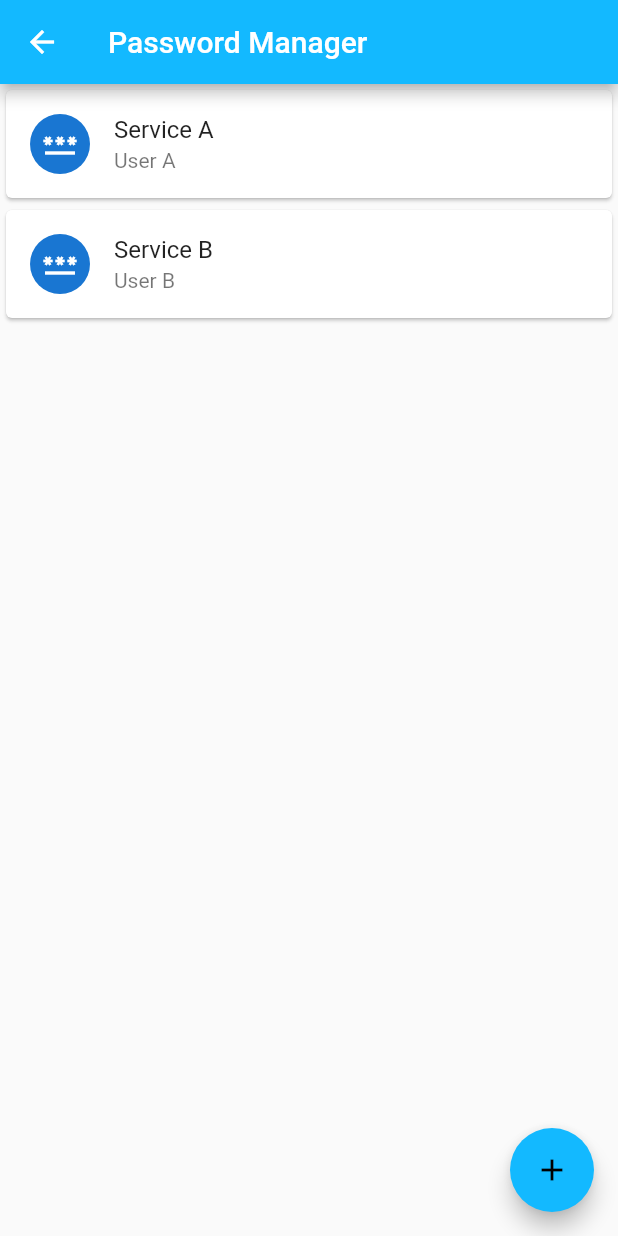
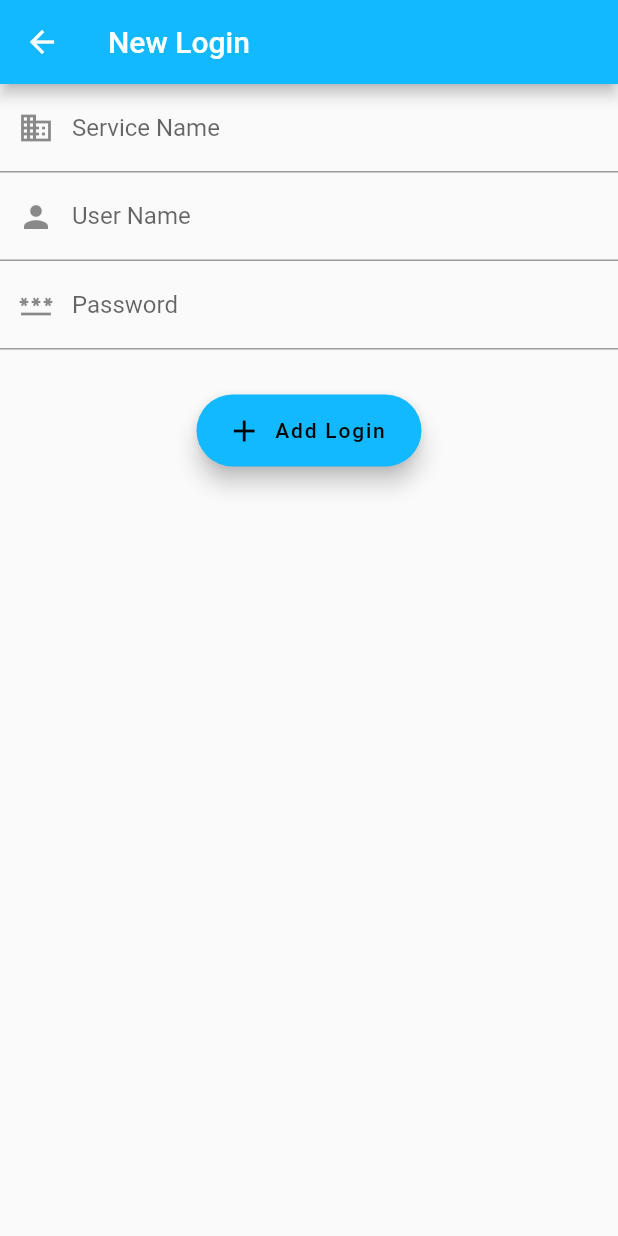
Before and after one commit to dmiedev/password_manager, a Flutter app: the _HomeView screen opened directly, after a tap on the "add" icon, on a phone screen of 412 x 824 dp. Run offline on Flutter 3.47's test engine with Material 2 defaults, Android fonts, the light colour scheme and no system bars; our stand-ins replace bloc, equatable, flutter_bloc; generated files the repository leaves out were written again; statements that could not run were skipped.

Commit message:
feat: add login addition page (#7)
* feat: implement login addition page

* feat: add login addition bloc

* feat: implement login addition page

```diff
--- a/lib/home/view/home_page.dart
+++ b/lib/home/view/home_page.dart
@@ -2,6 +2,7 @@ import 'package:flutter/material.dart';
 import 'package:flutter_bloc/flutter_bloc.dart';
 import 'package:password_manager/home/bloc/home_bloc.dart';
 import 'package:password_manager/home/widgets/widgets.dart';
+import 'package:password_manager/login_addition/view/login_addition_page.dart';
 
 class HomePage extends StatelessWidget {
   const HomePage({super.key});
@@ -25,7 +26,7 @@ class _HomeView extends StatelessWidget {
         appBar: AppBar(
           title: const Text('Password Manager'),
         ),
-        floatingActionButton: _buildFloatingActionButton(state),
+        floatingActionButton: _buildFloatingActionButton(context, state),
         body: _buildBody(context, state),
       ),
     );
@@ -50,15 +51,17 @@ class _HomeView extends StatelessWidget {
     }
   }
 
-  Widget? _buildFloatingActionButton(HomeState state) {
+  Widget? _buildFloatingActionButton(BuildContext context, HomeState state) {
     if (state is! HomeLoadSuccess) {
       return null;
     }
     return FloatingActionButton(
-      onPressed: _handleAddButtonPress,
+      onPressed: () => _handleAddButtonPress(context),
       child: const Icon(Icons.add),
     );
   }
 
-  void _handleAddButtonPress() {}
+  void _handleAddButtonPress(BuildContext context) {
+    Navigator.of(context).push(LoginAdditionPage.route);
+  }
 }
--- /dev/null
+++ b/lib/login_addition/bloc/login_addition_bloc.dart
@@ -0,0 +1,24 @@
+import 'package:bloc/bloc.dart';
+import 'package:equatable/equatable.dart';
+
+part 'login_addition_event.dart';
+part 'login_addition_state.dart';
+
+class LoginAdditionBloc extends Bloc<LoginAdditionEvent, LoginAdditionState> {
+  LoginAdditionBloc() : super(const LoginAdditionInitial()) {
+    on<LoginAdditionCompleted>(_handleCompleted);
+  }
+
+  Future<void> _handleCompleted(
+    LoginAdditionCompleted event,
+    Emitter<LoginAdditionState> emit,
+  ) async {
+    emit(const LoginAdditionSaveInProgress());
+    try {
+      // TODO(dmiedev): save login data
+      emit(const LoginAdditionSaveSuccess());
+    } on Exception {
+      emit(const LoginAdditionSaveFailure());
+    }
+  }
+}
--- /dev/null
+++ b/lib/login_addition/bloc/login_addition_event.dart
@@ -0,0 +1,23 @@
+part of 'login_addition_bloc.dart';
+
+abstract class LoginAdditionEvent extends Equatable {
+  const LoginAdditionEvent();
+
+  @override
+  List<Object> get props => [];
+}
+
+class LoginAdditionCompleted extends LoginAdditionEvent {
+  const LoginAdditionCompleted({
+    required this.serviceName,
+    required this.userName,
+    required this.password,
+  });
+
+  final String serviceName;
+  final String userName;
+  final String password;
+
+  @override
+  List<Object> get props => [serviceName, userName, password];
+}
--- /dev/null
+++ b/lib/login_addition/bloc/login_addition_state.dart
@@ -0,0 +1,21 @@
+part of 'login_addition_bloc.dart';
+
+abstract class LoginAdditionState {
+  const LoginAdditionState();
+}
+
+class LoginAdditionInitial extends LoginAdditionState {
+  const LoginAdditionInitial();
+}
+
+class LoginAdditionSaveInProgress extends LoginAdditionState {
+  const LoginAdditionSaveInProgress();
+}
+
+class LoginAdditionSaveSuccess extends LoginAdditionState {
+  const LoginAdditionSaveSuccess();
+}
+
+class LoginAdditionSaveFailure extends LoginAdditionState {
+  const LoginAdditionSaveFailure();
+}
--- /dev/null
+++ b/lib/login_addition/view/login_addition_page.dart
@@ -0,0 +1,173 @@
+import 'package:flutter/material.dart';
+import 'package:flutter_bloc/flutter_bloc.dart';
+import 'package:password_manager/login_addition/bloc/login_addition_bloc.dart';
+
+class LoginAdditionPage extends StatelessWidget {
+  const LoginAdditionPage({super.key});
+
+  static Route<LoginAdditionPage> get route {
+    return MaterialPageRoute(
+      builder: (context) => const LoginAdditionPage(),
+    );
+  }
+
+  @override
+  Widget build(BuildContext context) {
+    return BlocProvider(
+      create: (context) => LoginAdditionBloc(),
+      child: const _LoginAdditionView(),
+    );
+  }
+}
+
+class _LoginAdditionView extends StatefulWidget {
+  const _LoginAdditionView();
+
+  @override
+  State<_LoginAdditionView> createState() => _LoginAdditionViewState();
+}
+
+class _LoginAdditionViewState extends State<_LoginAdditionView> {
+  final _formKey = GlobalKey<FormState>();
+  final _serviceNameFieldController = TextEditingController();
+  final _userNameFieldController = TextEditingController();
+  final _passwordFieldController = TextEditingController();
+
+  @override
+  Widget build(BuildContext context) {
+    return Scaffold(
+      appBar: AppBar(
+        title: const Text('New Login'),
+      ),
+      body: MultiBlocListener(
+        listeners: [
+          BlocListener<LoginAdditionBloc, LoginAdditionState>(
+            listener: (context, state) => _handleSaveSuccess(),
+            listenWhen: (previous, current) {
+              return current is LoginAdditionSaveSuccess;
+            },
+          ),
+          BlocListener<LoginAdditionBloc, LoginAdditionState>(
+            listener: (context, state) => _handleSaveFailure(),
+            listenWhen: (previous, current) {
+              return current is LoginAdditionSaveFailure;
+            },
+          ),
+        ],
+        child: ListView(
+          children: [
+            Form(
+              key: _formKey,
+              child: Column(children: _buildFields()),
+            ),
+            const SizedBox(height: 30),
+            _buildAddButton(),
+          ],
+        ),
+      ),
+    );
+  }
+
+  List<Widget> _buildFields() {
+    final isSaving =
+        context.watch<LoginAdditionBloc>().state is LoginAdditionSaveInProgress;
+    return [
+      TextFormField(
+        enabled: !isSaving,
+        controller: _serviceNameFieldController,
+        validator: _validateField,
+        decoration: const InputDecoration(
+          prefixIcon: Icon(Icons.business),
+          labelText: 'Service Name',
+        ),
+      ),
+      TextFormField(
+        enabled: !isSaving,
+        controller: _userNameFieldController,
+        validator: _validateField,
+        decoration: const InputDecoration(
+          prefixIcon: Icon(Icons.person),
+          labelText: 'User Name',
+        ),
+      ),
+      TextFormField(
+        enabled: !isSaving,
+        obscureText: true,
+        enableSuggestions: false,
+        controller: _passwordFieldController,
+        validator: _validateField,
+        decoration: const InputDecoration(
+          prefixIcon: Icon(Icons.password),
+          labelText: 'Password',
+        ),
+      ),
+    ];
+  }
+
+  Widget _buildAddButton() {
+    return Column(
+      children: [
+        SizedBox(
+          width: 150,
+          child: BlocBuilder<LoginAdditionBloc, LoginAdditionState>(
+            builder: (context, state) {
+              if (state is LoginAdditionSaveInProgress) {
+                return FloatingActionButton.extended(
+                  onPressed: () {},
+                  backgroundColor: Colors.grey,
+                  icon: const CircularProgressIndicator(),
+                  label: const Text('Saving...'),
+                );
+              }
+              return FloatingActionButton.extended(
+                onPressed: _handleAddButtonPress,
+                icon: const Icon(Icons.add),
+                label: const Text('Add Login'),
+              );
+            },
+          ),
+        ),
+      ],
+    );
+  }
+
+  String? _validateField(String? value) {
+    if (value != null && value.isNotEmpty) {
+      return null;
+    }
+    return 'Incorrect value!';
+  }
+
+  void _handleAddButtonPress() {
+    if (!_formKey.currentState!.validate()) {
+      return;
+    }
+    context.read<LoginAdditionBloc>().add(
+          LoginAdditionCompleted(
+            serviceName: _serviceNameFieldController.text,
+            userName: _userNameFieldController.text,
+            password: _passwordFieldController.text,
+          ),
+        );
+  }
+
+  void _handleSaveSuccess() {
+    Navigator.pop(context);
+  }
+
+  void _handleSaveFailure() {
+    ScaffoldMessenger.of(context)
+      ..hideCurrentSnackBar()
+      ..showSnackBar(
+        const SnackBar(content: Text('Failed to save login!')),
+      );
+  }
+
+  @override
+  void dispose() {
+    _serviceNameFieldController.dispose();
+    _userNameFieldController.dispose();
+    _passwordFieldController.dispose();
+    super.dispose();
+  }
+}
```
